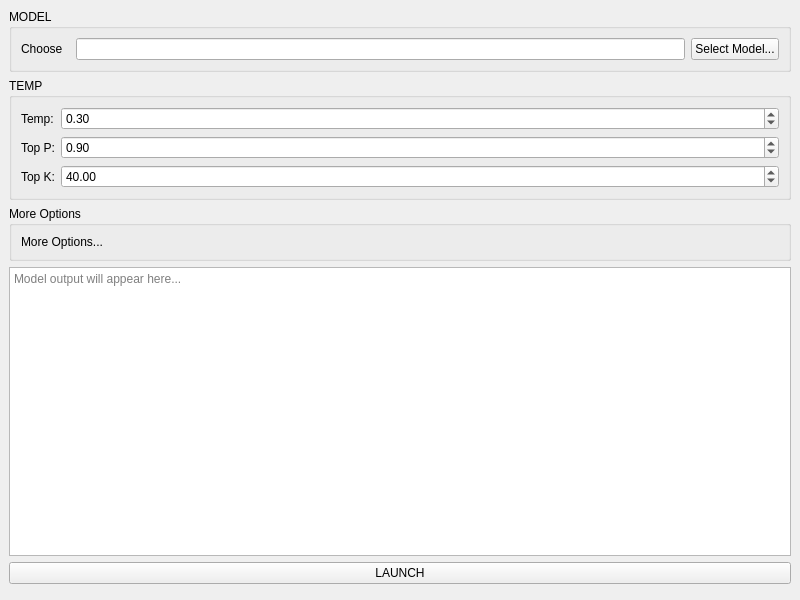
The window that ui/llama_launch.ui (NCCA/LLamaLauncher) describes before a commit, drawn with Qt 5.
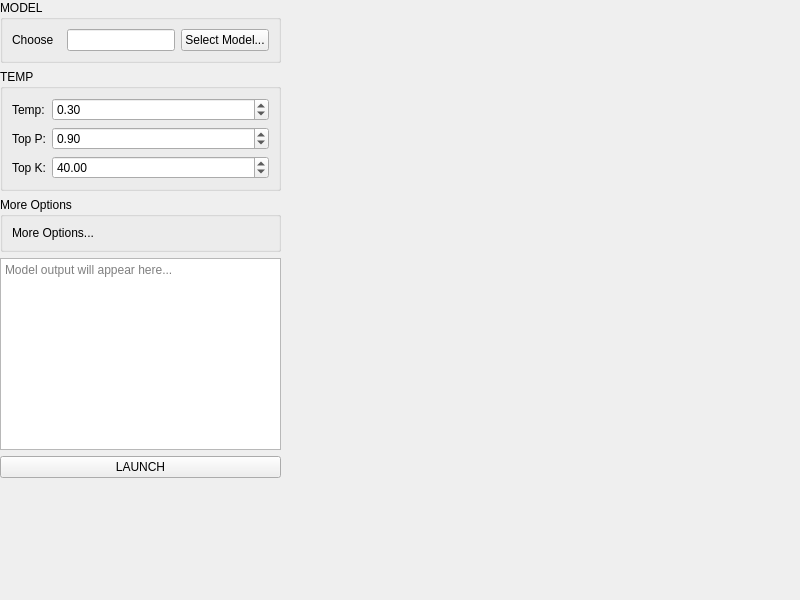
The same window after the commit.

Commit message: refactor: use ui_loader for UI initialization

```diff
--- a/ui/llama_launch.ui
+++ b/ui/llama_launch.ui
@@ -1,7 +1,7 @@
 <?xml version="1.0" encoding="UTF-8" ?>
 <ui version="4.0">
  <class>LlamaLaunchApp</class>
- <widget class="QMainWindow" name="LlamaLaunchApp">
+ <widget class="QWidget" name="LlamaLaunchApp">
   <property name="geometry">
    <rect>
     <x>100</x>
```
Left out of the diff: 2 changed lines with no effect on the pictures. The commit also changes 3 other files.
